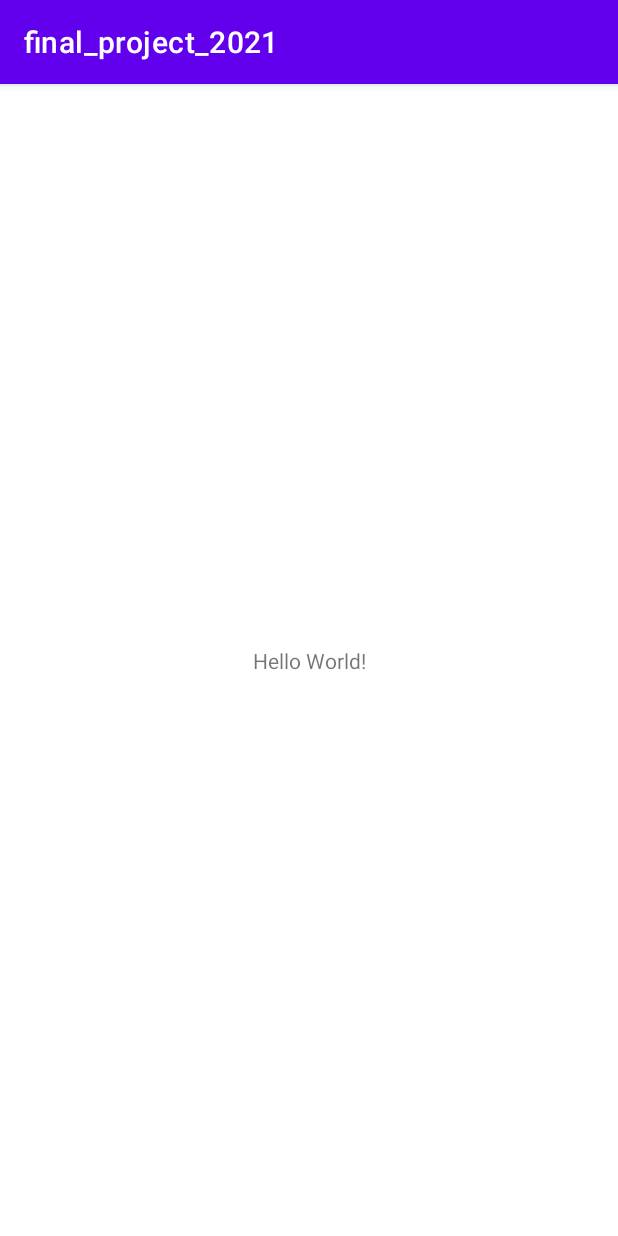
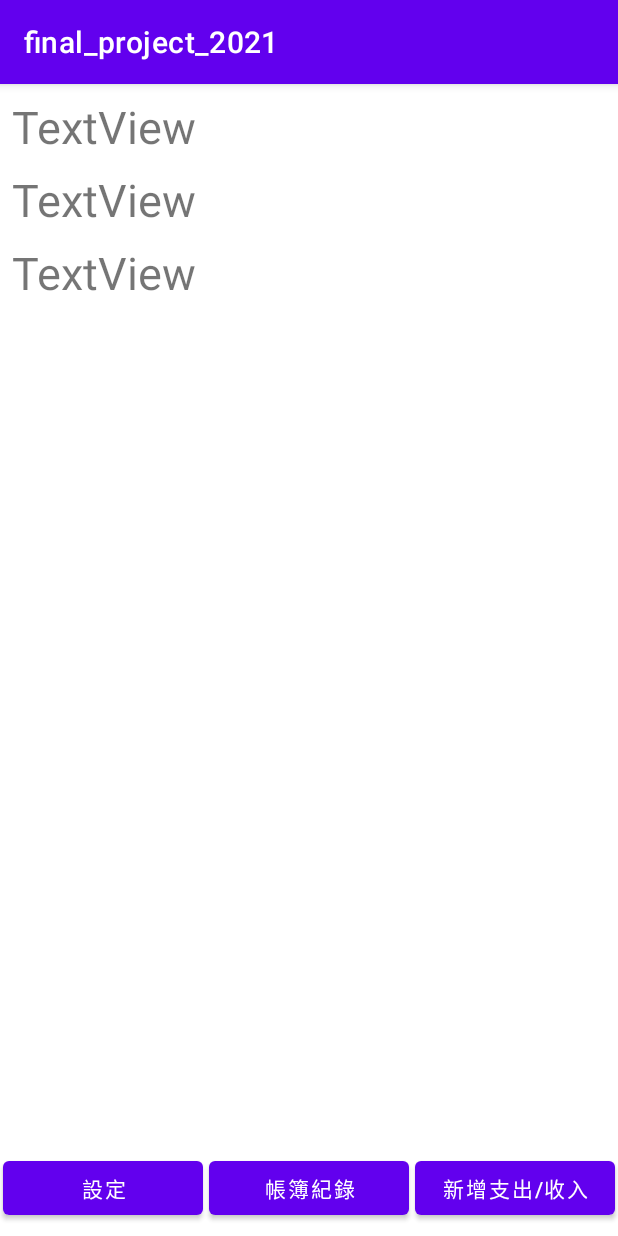
Before and after one commit to IBOTIAndy/109_2Android_final, an Android app: the screen it shows after launch (MainActivity), on a phone screen of 412 x 824 dp. Run offline under Robolectric (Android 15) with nearby library versions, the light colour scheme and no system bars.

Commit message:
created main UI.

```diff
--- a/app/src/main/java/com/bot/final_project_2021/MainActivity.java
+++ b/app/src/main/java/com/bot/final_project_2021/MainActivity.java
@@ -3,6 +3,9 @@ package com.bot.final_project_2021;
 import androidx.appcompat.app.AppCompatActivity;
 
 import android.os.Bundle;
+import android.view.View;
+import android.widget.Button;
+import android.widget.Toast;
 
 public class MainActivity extends AppCompatActivity {
 
@@ -11,4 +14,14 @@ public class MainActivity extends AppCompatActivity {
         super.onCreate(savedInstanceState);
         setContentView(R.layout.activity_main);
     }
+
+    public void toAddData(View view){
+        Toast.makeText(this, "It can go to add data.", Toast.LENGTH_SHORT).show();
+    }
+    public void toHistory(View view){
+        Toast.makeText(this, "It can go to History.", Toast.LENGTH_SHORT).show();
+    }
+    public void toSettings(View view){
+        Toast.makeText(this, "It can go to Settings.", Toast.LENGTH_SHORT).show();
+    }
 }
--- a/app/src/main/res/layout/activity_main.xml
+++ b/app/src/main/res/layout/activity_main.xml
@@ -6,13 +6,75 @@
     android:layout_height="match_parent"
     tools:context=".MainActivity">
 
+    <Button
+        android:id="@+id/button_settings"
+        android:layout_width="0dp"
+        android:layout_height="wrap_content"
+        android:layout_marginStart="2dp"
+        android:layout_marginEnd="2dp"
+        android:onClick="toSettings"
+        android:text="@string/button_settings"
+        app:layout_constraintBottom_toBottomOf="@+id/button_history"
+        app:layout_constraintEnd_toStartOf="@+id/button_history"
+        app:layout_constraintHorizontal_bias="0.5"
+        app:layout_constraintStart_toStartOf="parent" />
+
+    <Button
+        android:id="@+id/button_history"
+        android:layout_width="0dp"
+        android:layout_height="wrap_content"
+        android:layout_marginStart="2dp"
+        android:layout_marginEnd="2dp"
+        android:layout_marginBottom="8dp"
+        android:onClick="toHistory"
+        android:text="@string/button_history"
+        app:layout_constraintBottom_toBottomOf="parent"
+        app:layout_constraintEnd_toStartOf="@+id/button_add"
+        app:layout_constraintHorizontal_bias="0.5"
+        app:layout_constraintStart_toEndOf="@+id/button_settings" />
+
+    <Button
+        android:id="@+id/button_add"
+        android:layout_width="0dp"
+        android:layout_height="wrap_content"
+        android:layout_marginStart="2dp"
+        android:layout_marginEnd="2dp"
+        android:onClick="toAddData"
+        android:text="@string/button_add_data"
+        app:layout_constraintBottom_toBottomOf="@+id/button_history"
+        app:layout_constraintEnd_toEndOf="parent"
+        app:layout_constraintHorizontal_bias="0.5"
+        app:layout_constraintStart_toEndOf="@+id/button_history" />
+
     <TextView
+        android:id="@+id/textView"
         android:layout_width="wrap_content"
         android:layout_height="wrap_content"
-        android:text="Hello World!"
-        app:layout_constraintBottom_toBottomOf="parent"
-        app:layout_constraintLeft_toLeftOf="parent"
-        app:layout_constraintRight_toRightOf="parent"
+        android:layout_marginStart="8dp"
+        android:layout_marginTop="8dp"
+        android:text="TextView"
+        android:textSize="30sp"
+        app:layout_constraintStart_toStartOf="parent"
         app:layout_constraintTop_toTopOf="parent" />
 
+    <TextView
+        android:id="@+id/textView3"
+        android:layout_width="wrap_content"
+        android:layout_height="wrap_content"
+        android:layout_marginTop="8dp"
+        android:text="TextView"
+        android:textSize="30sp"
+        app:layout_constraintStart_toStartOf="@+id/textView2"
+        app:layout_constraintTop_toBottomOf="@+id/textView2" />
+
+    <TextView
+        android:id="@+id/textView2"
+        android:layout_width="wrap_content"
+        android:layout_height="wrap_content"
+        android:layout_marginTop="8dp"
+        android:text="TextView"
+        android:textSize="30sp"
+        app:layout_constraintStart_toStartOf="@+id/textView"
+        app:layout_constraintTop_toBottomOf="@+id/textView" />
+
 </androidx.constraintlayout.widget.ConstraintLayout>
--- a/app/src/main/res/values/strings.xml
+++ b/app/src/main/res/values/strings.xml
@@ -1,3 +1,10 @@
 <resources>
     <string name="app_name">final_project_2021</string>
+    <!--main-->
+    <string name="button_add_data">新增支出/收入</string>
+    <string name="button_history">帳簿紀錄</string>
+    <string name="button_settings">設定</string>
+    <string name="income">收入</string>
+    <string name="outcome">支出</string>
+    <string name="balance">結餘</string>
 </resources>
--- a/build.gradle
+++ b/build.gradle
@@ -16,7 +16,6 @@ allprojects {
     repositories {
         google()
         mavenCentral()
-        jcenter() // Warning: this repository is going to shut down soon
     }
 }
 
```
